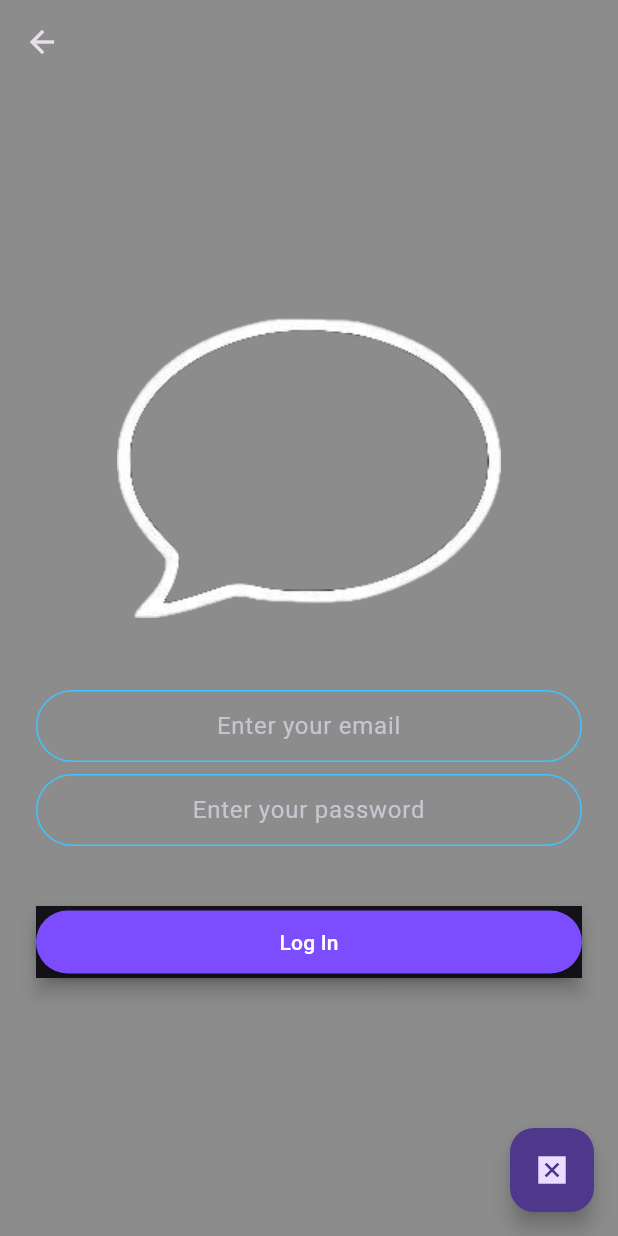
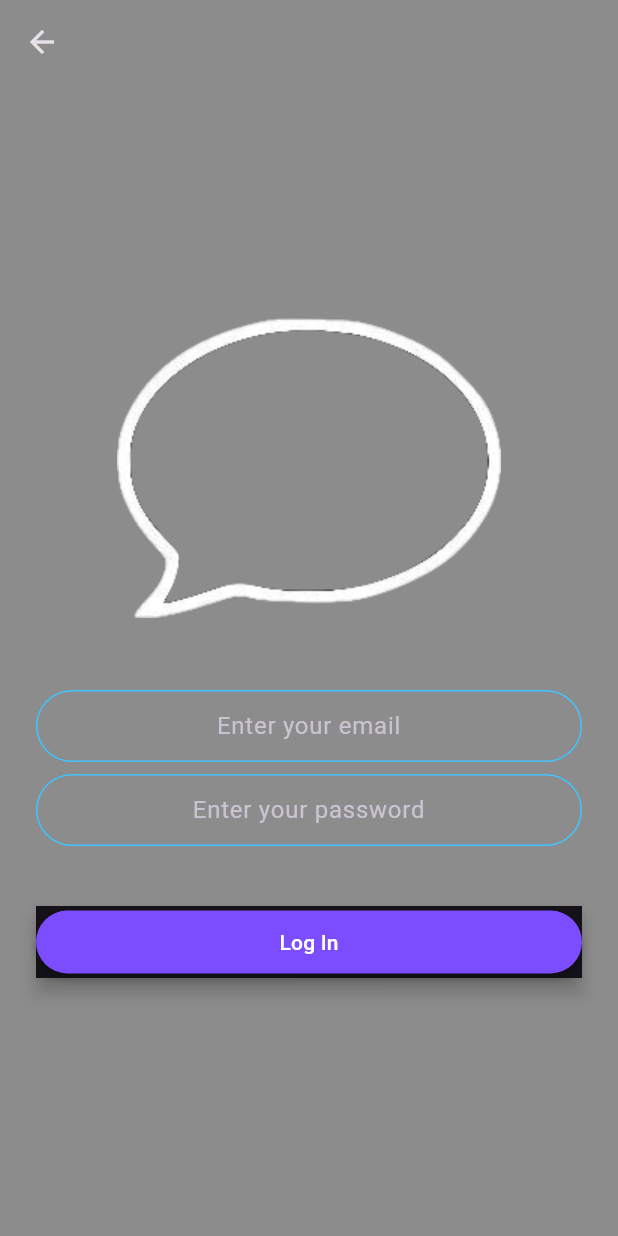
Before and after one commit to TrevorRomans/shadow_chat, a Flutter app: the screen it shows after launch, after a tap on "Log In", on a phone screen of 412 x 824 dp. Run offline on Flutter 3.47's test engine with Material 3 defaults, Android fonts, the phone set to English and light mode, and no system bars; drawn by our look-alikes of modal_progress_hud_nsn; our stand-ins replace animated_text_kit, cloud_firestore, firebase_auth, firebase_core; accounts and stored records are empty; network calls fail.

Commit message:
Removed test button

```diff
--- a/lib/screens/login_screen.dart
+++ b/lib/screens/login_screen.dart
@@ -125,14 +125,6 @@ class _LoginScreenState extends State<LoginScreen> {
           ),
         ),
       ),
-      floatingActionButton: FloatingActionButton(
-        onPressed: kIsFABEnabled
-            ? () {
-                Navigator.pushNamed(context, CreateAccountScreen.id);
-              }
-            : null,
-        child: kIsFABEnabled ? null : Icon(Icons.disabled_by_default),
-      ),
     );
   }
 }
--- a/lib/screens/welcome_screen.dart
+++ b/lib/screens/welcome_screen.dart
@@ -107,14 +107,6 @@ class _WelcomeScreenState extends State<WelcomeScreen>
           ],
         ),
       ),
-      floatingActionButton: FloatingActionButton(
-        onPressed: kIsFABEnabled
-            ? () {
-                Navigator.pushNamed(context, ChatScreen.id);
-              }
-            : null,
-        child: kIsFABEnabled ? null : Icon(Icons.disabled_by_default),
-      ),
     );
   }
 }
```
Also changed, not shown: lib/screens/create_account_screen.dart (+0 -8 lines).
